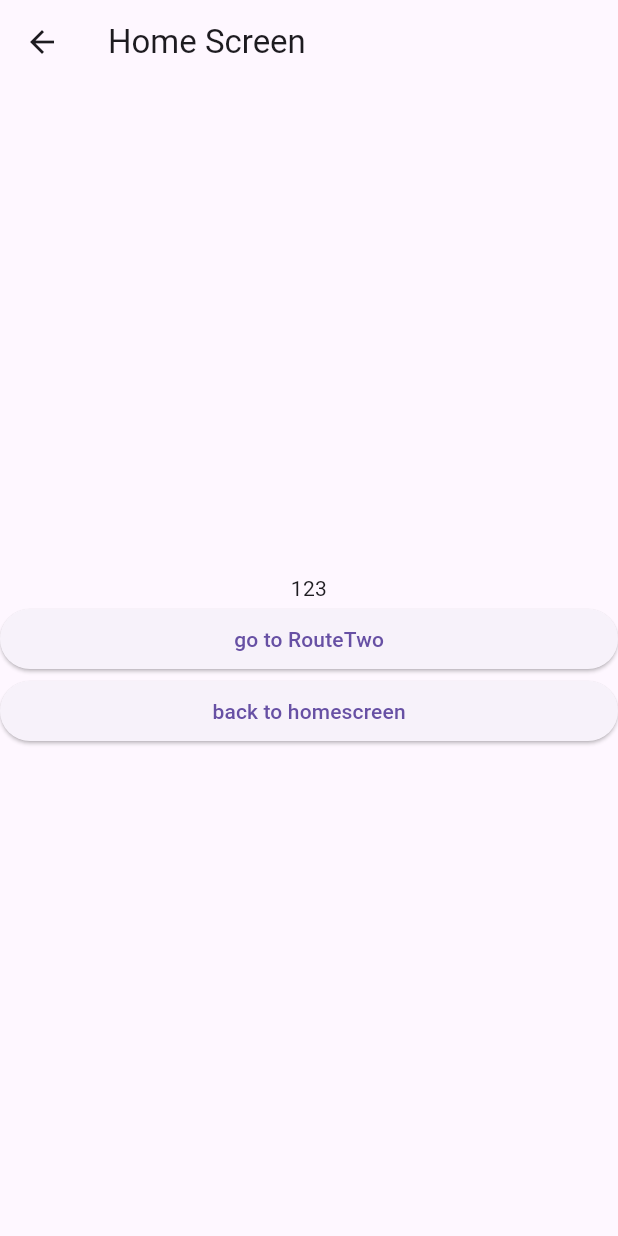
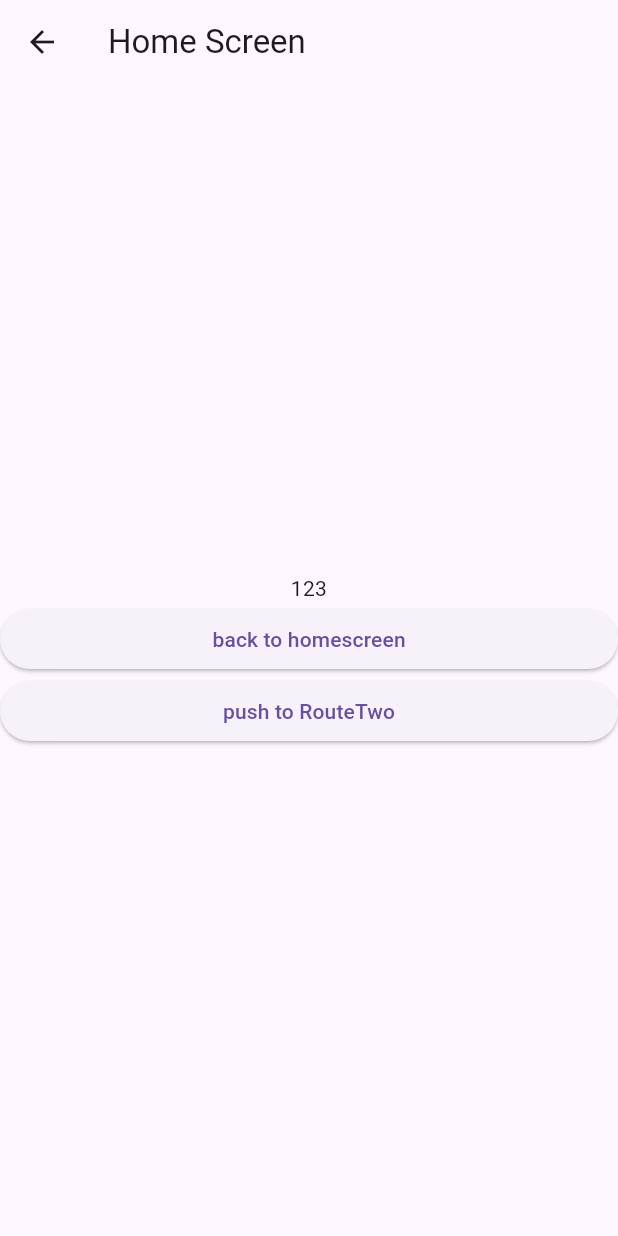
Before and after one commit to hugedreamhd/navigation, a Flutter app: the RouteOneScreen screen opened directly, on a phone screen of 412 x 824 dp. Run offline on Flutter 3.47's test engine with Material 3 defaults, Android fonts, the phone set to English and light mode, and no system bars.

Commit message:
elevatedbutton 정리

```diff
--- a/lib/screen/route_one.dart
+++ b/lib/screen/route_one.dart
@@ -1,5 +1,4 @@
 import 'package:flutter/material.dart';
-import 'package:flutter/widgets.dart';
 import 'package:navigation/screen/route_two.dart';
 
 class RouteOneScreen extends StatelessWidget {
@@ -26,19 +25,19 @@ class RouteOneScreen extends StatelessWidget {
           ),
           ElevatedButton(
             onPressed: () {
+              Navigator.of(context).pop(456);
+            },
+            child: Text('back to homescreen'),
+          ),
+          ElevatedButton(
+            onPressed: () {
               Navigator.of(context).push(
                 MaterialPageRoute(
                   builder: (BuildContext context) => RouteTwoScreen(),
                 ),
               );
             },
-            child: Text('go to RouteTwo'),
-          ),
-          ElevatedButton(
-            onPressed: () {
-              Navigator.of(context).pop(456);
-            },
-            child: Text('back to homescreen'),
+            child: Text('push to RouteTwo'),
           ),
         ],
       ),
--- a/lib/screen/route_two.dart
+++ b/lib/screen/route_two.dart
@@ -25,7 +25,7 @@ class RouteTwoScreen extends StatelessWidget {
                 ),
               );
             },
-            child: Text('go to Route Three'),
+            child: Text('push to Route Three'),
           )
         ],
       ),
```
Also changed, not shown: lib/screen/route_three.dart (+11 -2 lines).
